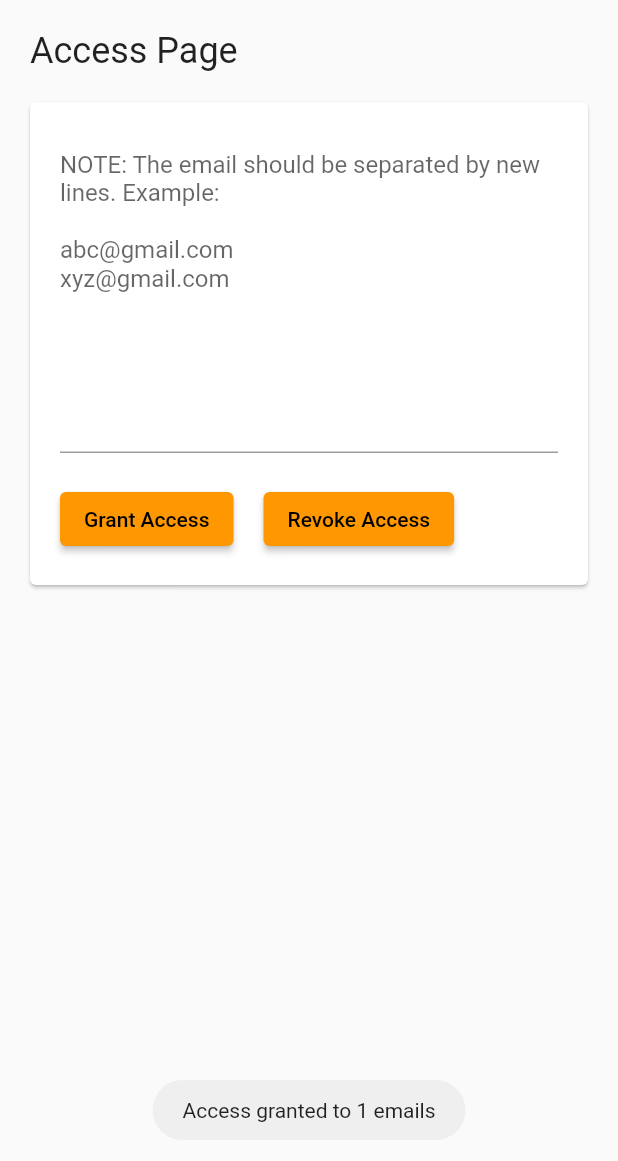
After one commit to foxtrotravi/screening_test, a Flutter app: the AccessPage screen opened directly, after a tap on "Grant Access", on a phone screen of 412 x 824 dp. The commit adds this screen. Shown: the top 1161 px of the screen. Run offline on Flutter 3.47's test engine with Material 2 defaults, Android fonts, the phone set to English and light mode, and no system bars; our stand-ins replace cached_network_image, cloud_firestore, feather_icons, file_picker, firebase_auth, firebase_core and 2 more; missing offline and left inert: dart:html; accounts and stored records are empty; statements that could not run were skipped.

Commit message:
Create access page to grant / revoke access of users

```diff
--- /dev/null
+++ b/lib/ui/admin/access_page.dart
@@ -0,0 +1,117 @@
+import 'package:cloud_firestore/cloud_firestore.dart';
+import 'package:flutter/material.dart';
+import 'package:screening_test/utils/utils.dart';
+
+class AccessPage extends StatefulWidget {
+  const AccessPage({super.key});
+
+  @override
+  State<AccessPage> createState() => _AccessPageState();
+}
+
+class _AccessPageState extends State<AccessPage> {
+  final authorizedUsers =
+      FirebaseFirestore.instance.collection('authorizedUsers');
+
+  final _textEditingController = TextEditingController();
+
+  @override
+  void initState() {
+    super.initState();
+  }
+
+  @override
+  Widget build(BuildContext context) {
+    return Scaffold(
+      body: Padding(
+        padding: const EdgeInsets.all(20),
+        child: Column(
+          crossAxisAlignment: CrossAxisAlignment.start,
+          children: [
+            Text(
+              'Access Page',
+              style: Theme.of(context).textTheme.headlineSmall,
+            ),
+            const SizedBox(height: 20),
+            Expanded(
+              child: SingleChildScrollView(
+                child: Card(
+                  margin: EdgeInsets.zero,
+                  child: Container(
+                    padding: const EdgeInsets.all(20),
+                    child: Column(
+                      crossAxisAlignment: CrossAxisAlignment.start,
+                      children: [
+                        TextFormField(
+                          decoration: const InputDecoration(
+                            hintText:
+                                'NOTE: The email should be separated by new lines. Example: \n\nabc@gmail.com\nxyz@gmail.com',
+                          ),
+                          maxLines: 10,
+                          controller: _textEditingController,
+                          validator: (email) {
+                            if (email == null || email.isEmpty) {
+                              return "Email(s) can't be empty";
+                            }
+                            return null;
+                          },
+                        ),
+                        const SizedBox(height: 20),
+                        Row(
+                          children: [
+                            ElevatedButton(
+                              onPressed: () => _grantAccess(true),
+                              child: const Text('Grant Access'),
+                            ),
+                            const SizedBox(width: 20),
+                            ElevatedButton(
+                              onPressed: () => _grantAccess(false),
+                              child: const Text('Revoke Access'),
+                            ),
+                          ],
+                        ),
+                      ],
+                    ),
+                  ),
+                ),
+              ),
+            ),
+          ],
+        ),
+      ),
+    );
+  }
+
+  @override
+  void dispose() {
+    _textEditingController.dispose();
+    super.dispose();
+  }
+
+  Future<void> _grantAccess(bool access) async {
+    final emails = _fetchEmail();
+
+    for (final email in emails) {
+      if (email.trim().isValidEmail()) {
+        await authorizedUsers.doc(email.trim()).set(
+          {
+            'allowAccess': access,
+            'email': email,
+          },
+          SetOptions(merge: true),
+        );
+      }
+    }
+
+    showToast(
+      'Access ${access ? 'granted to' : 'revoked of'} ${emails.length} emails',
+    );
+  }
+
+  List<String> _fetchEmail() {
+    final text = _textEditingController.text;
+    final list = text.split('\n');
+    debugPrint(list.toString());
+    return list;
+  }
+}
--- a/lib/ui/admin_page.dart
+++ b/lib/ui/admin_page.dart
@@ -5,6 +5,7 @@ import 'package:flutter/material.dart';
 import 'package:screening_test/models/collection_user.dart';
 import 'package:screening_test/models/question.dart';
 import 'package:screening_test/models/test_submission.dart';
+import 'package:screening_test/ui/admin/access_page.dart';
 import 'package:screening_test/ui/admin/question_bank_page.dart';
 import 'package:screening_test/ui/admin/reports_page.dart';
 import 'package:screening_test/ui/home_page.dart';
@@ -104,6 +105,8 @@ class _AdminPageState extends State<AdminPage> {
             loadTestSubmissions();
           },
         );
+      case 2:
+        return const AccessPage();
     }
     return const SizedBox();
   }
@@ -171,6 +174,7 @@ class _AdminPageState extends State<AdminPage> {
         children: [
           _buildListTile('Questions', 0),
           _buildListTile('Reports', 1),
+          _buildListTile('Access', 2),
         ],
       ),
     );
--- a/lib/ui/test_page.dart
+++ b/lib/ui/test_page.dart
@@ -417,18 +417,21 @@ class _TestPageState extends State<TestPage> {
     final authorizedUsers =
         FirebaseFirestore.instance.collection('authorizedUsers');
 
-    final snapshot =
-        await authorizedUsers.where('email', isEqualTo: user.email).get();
+    final snapshot = await authorizedUsers.doc(user.email).get();
 
-    if (snapshot.docs.isEmpty) return;
+    if (!snapshot.exists) {
+      return;
+    }
 
-    final doc = snapshot.docs.first;
-    final map = doc.data();
+    final map = snapshot.data();
+
+    if (map == null) return;
+
     map['allowAccess'] = false;
     map['uid'] = user.uid;
 
     try {
-      await authorizedUsers.doc(doc.id).update(map);
+      await authorizedUsers.doc(user.email).update(map);
     } catch (e) {
       debugPrint('Something went wrong');
       debugPrint(e.toString());
```
